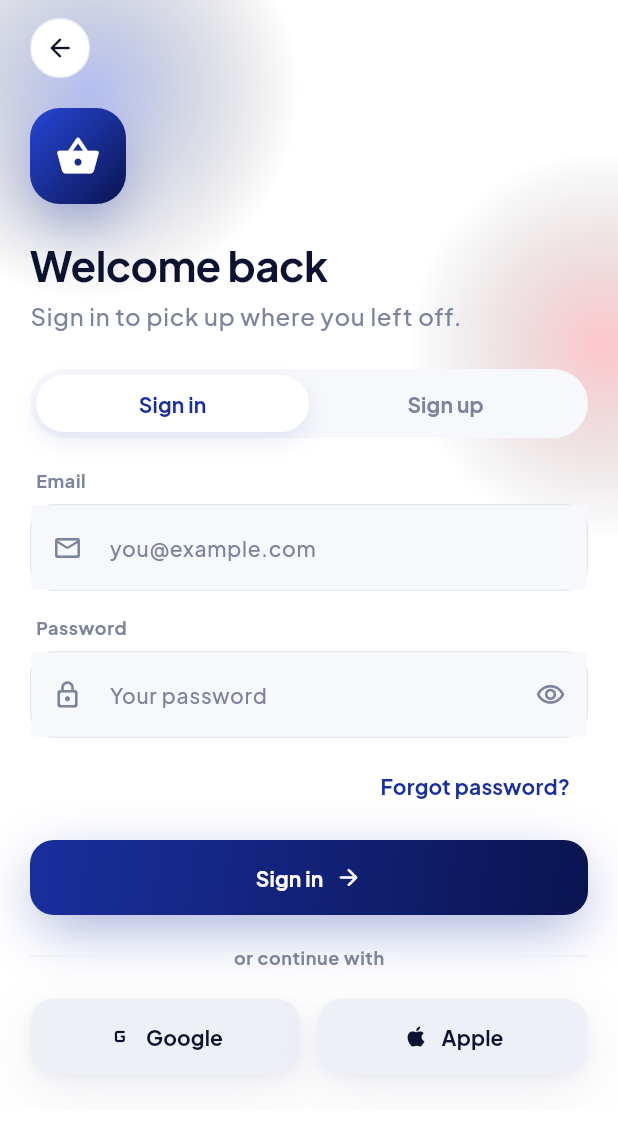
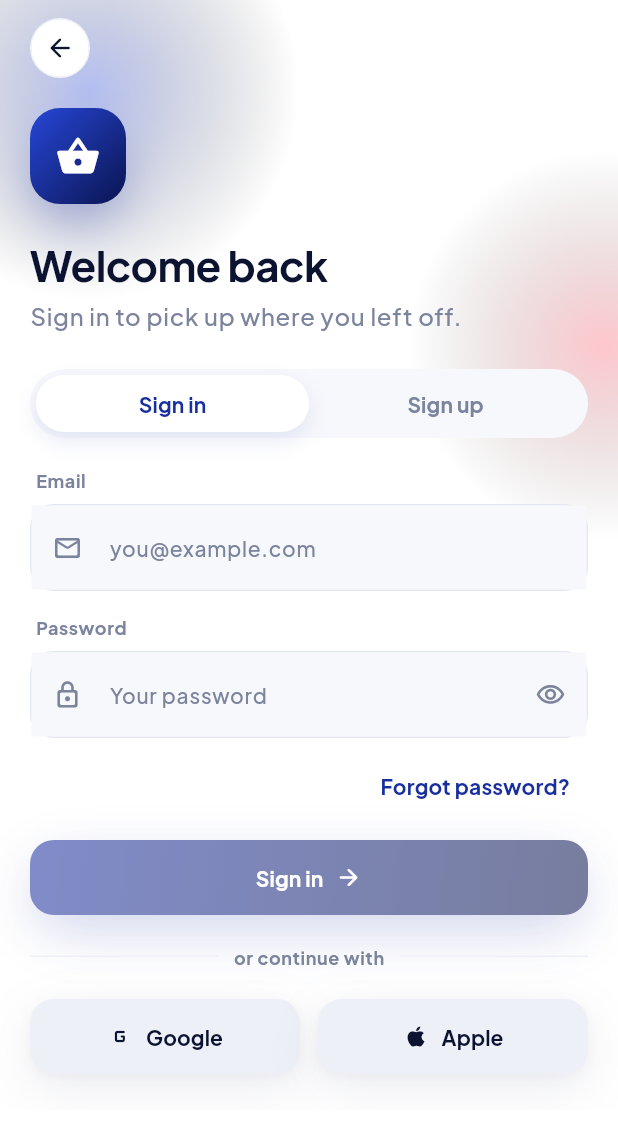
Before and after one commit to musnymubarak/UK_Grocery, a Flutter app: the screen it shows after launch, after a tap on "Sign in", on a phone screen of 412 x 824 dp. Shown: the top 1121 px of the screen. Run offline on Flutter 3.47's test engine with Material 3 defaults, Android fonts, the phone set to English and light mode, and no system bars; our stand-ins replace cached_network_image, dio, geolocator, google_fonts, shared_preferences; accounts and stored records are empty; network calls fail.

Commit message:
feat(mobile): inline real-time validation on login/register
Add errorText (error border + message) to PremiumTextField, and validate
login/register as the user types: email format and an 8-char minimum password
on sign-up. The submit button is disabled until the form is valid and the terms
box is ticked, replacing the submit-time-only snackbar checks.

Co-Authored-By: Claude Opus 4.7 (1M context) <noreply@anthropic.com>

```diff
--- a/mobile/lib/screens/auth/login_screen.dart
+++ b/mobile/lib/screens/auth/login_screen.dart
@@ -88,6 +88,9 @@ class _LoginScreenState extends State<LoginScreen> {
     );
   }
 
+  bool _isValidEmail(String v) =>
+      RegExp(r'^[^@\s]+@[^@\s]+\.[^@\s]+$').hasMatch(v);
+
   @override
   void dispose() {
     _firstName.dispose();
@@ -102,6 +105,18 @@ class _LoginScreenState extends State<LoginScreen> {
   Widget build(BuildContext context) {
     final theme = Theme.of(context);
     final scheme = theme.colorScheme;
+    final emailVal = _email.text.trim();
+    final pwVal = _password.text;
+    final emailError =
+        emailVal.isEmpty || _isValidEmail(emailVal) ? null : 'Enter a valid email address';
+    final pwError = pwVal.isEmpty || !_signup || pwVal.length >= 8
+        ? null
+        : 'Use at least 8 characters';
+    final canSubmit = emailVal.isNotEmpty &&
+        pwVal.isNotEmpty &&
+        emailError == null &&
+        pwError == null &&
+        (!_signup || _agree);
     return Scaffold(
       body: Stack(
         children: [
@@ -241,6 +256,8 @@ class _LoginScreenState extends State<LoginScreen> {
                     controller: _email,
                     keyboardType: TextInputType.emailAddress,
                     textInputAction: TextInputAction.next,
+                    onChanged: (_) => setState(() {}),
+                    errorText: emailError,
                   ),
                   const SizedBox(height: AppSpacing.base),
                   PremiumTextField(
@@ -250,6 +267,8 @@ class _LoginScreenState extends State<LoginScreen> {
                     controller: _password,
                     obscure: true,
                     textInputAction: TextInputAction.done,
+                    onChanged: (_) => setState(() {}),
+                    errorText: pwError,
                   ),
                   if (_signup) ...[
                     const SizedBox(height: AppSpacing.md),
@@ -301,7 +320,7 @@ class _LoginScreenState extends State<LoginScreen> {
                     label: _signup ? 'Create account' : 'Sign in',
                     expand: true,
                     loading: _loading,
-                    onPressed: _loading ? null : _submit,
+                    onPressed: (_loading || !canSubmit) ? null : _submit,
                     trailingIcon: Icons.arrow_forward_rounded,
                   ),
                   const SizedBox(height: AppSpacing.lg),
--- a/mobile/lib/widgets/premium_text_field.dart
+++ b/mobile/lib/widgets/premium_text_field.dart
@@ -16,6 +16,7 @@ class PremiumTextField extends StatefulWidget {
     this.onSubmitted,
     this.autofocus = false,
     this.onChanged,
+    this.errorText,
   });
 
   final String label;
@@ -29,6 +30,7 @@ class PremiumTextField extends StatefulWidget {
   final ValueChanged<String>? onSubmitted;
   final ValueChanged<String>? onChanged;
   final bool autofocus;
+  final String? errorText;
 
   @override
   State<PremiumTextField> createState() => _PremiumTextFieldState();
@@ -55,6 +57,7 @@ class _PremiumTextFieldState extends State<PremiumTextField> {
     final theme = Theme.of(context);
     final scheme = theme.colorScheme;
     final focused = _focus.hasFocus;
+    final hasError = widget.errorText != null && widget.errorText!.isNotEmpty;
 
     return Column(
       crossAxisAlignment: CrossAxisAlignment.start,
@@ -72,8 +75,10 @@ class _PremiumTextFieldState extends State<PremiumTextField> {
             color: scheme.surfaceContainerLow,
             borderRadius: BorderRadius.circular(AppSpacing.radiusMd),
             border: Border.all(
-              color: focused ? scheme.primary : scheme.outline,
-              width: focused ? 1.5 : 1,
+              color: hasError
+                  ? scheme.error
+                  : (focused ? scheme.primary : scheme.outline),
+              width: focused || hasError ? 1.5 : 1,
             ),
             boxShadow: focused
                 ? [
@@ -121,6 +126,14 @@ class _PremiumTextFieldState extends State<PremiumTextField> {
             ),
           ),
         ),
+        if (hasError)
+          Padding(
+            padding: const EdgeInsets.only(left: 4, top: 6),
+            child: Text(
+              widget.errorText!,
+              style: theme.textTheme.labelSmall?.copyWith(color: scheme.error),
+            ),
+          ),
       ],
     );
   }
```
Also changed, not shown: 1 other file.
